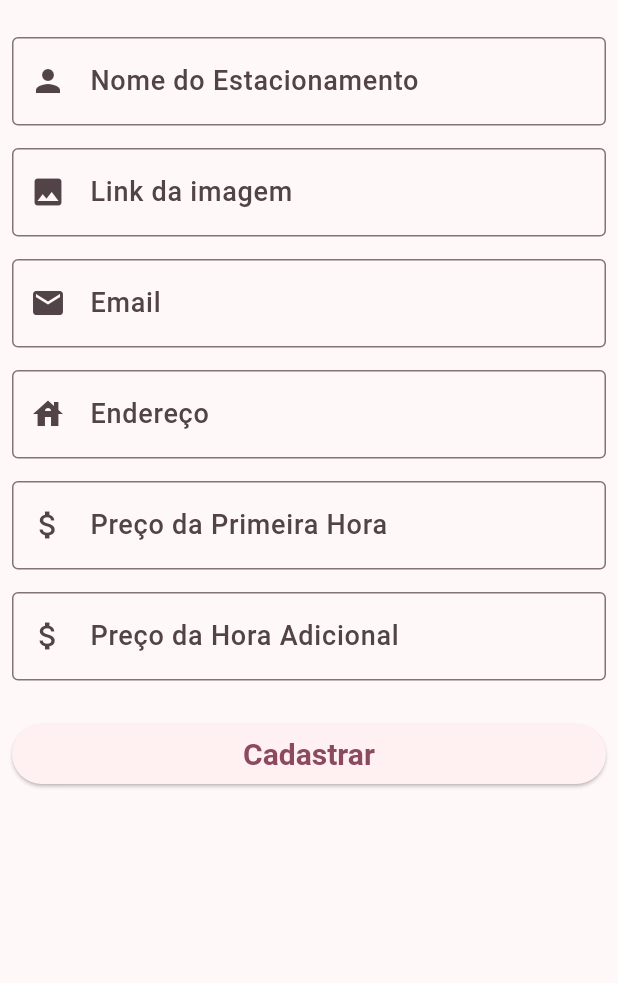
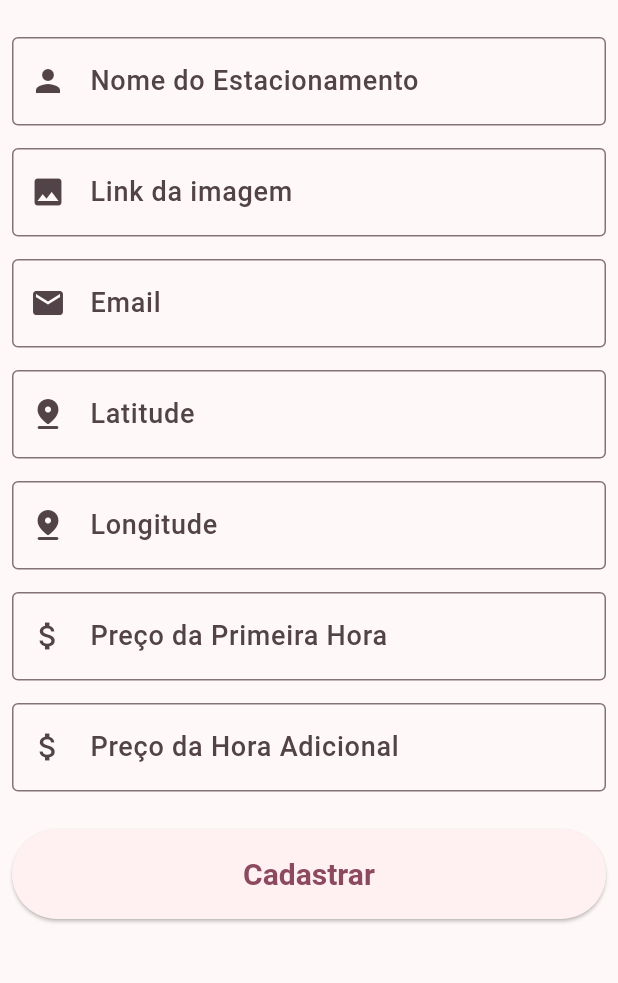
Before and after one commit to ES2-UFPI/iparking, a Flutter app: the CadastroEstacionamento screen opened by its route, after a tap on "Cadastrar", on a phone screen of 412 x 824 dp, the part 230-1213 px from its top. Run offline on Flutter 3.47's test engine with Material 2 defaults, Android fonts, the phone set to English and light mode, and no system bars; our stand-ins replace geolocator, get, google_maps_flutter, qr_flutter.

Commit message:
ajustes nas rotas e ver cadastro estacionamento

```diff
--- a/iparking_app/lib/data/entities/estacionamento_entity.dart
+++ b/iparking_app/lib/data/entities/estacionamento_entity.dart
@@ -1,5 +1,5 @@
 class EstacionamentoEntity {
-  final String id;
+  late final String id;
   final String nome;
   final String image;
   final String email;
--- a/iparking_app/lib/data/routes/base_url.dart
+++ b/iparking_app/lib/data/routes/base_url.dart
@@ -1 +1 @@
-const String BASE_URL = "http://localhost:3333/";
+const String BASE_URL = "https://iparking-backend.herokuapp.com/";
--- a/iparking_app/lib/data/routes/rotas_estacionamentos.dart
+++ b/iparking_app/lib/data/routes/rotas_estacionamentos.dart
@@ -1,5 +1,6 @@
 import '../../infra/infra.dart';
 import '../entities/entities.dart';
+import '../mock/mock.dart';
 import '../models/models.dart';
 import 'routes.dart';
 
@@ -10,8 +11,15 @@ class RotasEstacionamento {
   Future<List<EstacionamentoEntity>> listarEstacionamentos(
       String latitude, String longitude) async {
     try {
-      final response =
-          await http.request(url: base_url + 'parking', method: 'get');
+      /* final response =
+          await http.request(url: base_url + 'parking', method: 'get'); */
+
+      final response = await Future.delayed(
+        Duration(milliseconds: 200),
+        () {
+          return mockListarEstacionamento();
+        },
+      );
 
       return response
           .map<EstacionamentoEntity>(
@@ -65,10 +73,11 @@ class EstacionamentoParams {
   final String image;
   final String fone;
   final String email;
-  final double latitude;
-  final double longitude;
+  final String latitude;
+  final String longitude;
   final double precoPrimeiraHora;
   final double precoAdicionalHora;
+  final int parkingSpaces;
 
   EstacionamentoParams(
       {required this.nome,
@@ -78,7 +87,8 @@ class EstacionamentoParams {
       required this.latitude,
       required this.longitude,
       required this.precoPrimeiraHora,
-      required this.precoAdicionalHora});
+      required this.precoAdicionalHora,
+      required this.parkingSpaces});
 
   Map<String, dynamic> toJson() => {
         "name": nome,
@@ -89,5 +99,6 @@ class EstacionamentoParams {
         "price": precoAdicionalHora,
         "latitude": latitude,
         "longitude": longitude,
+        "parking_spaces": parkingSpaces
       };
 }
--- a/iparking_app/lib/main.dart
+++ b/iparking_app/lib/main.dart
@@ -12,6 +12,7 @@ class MyApp extends StatelessWidget {
   Widget build(BuildContext context) {
     return GetMaterialApp(
       theme: makeThemeLight(),
+      debugShowCheckedModeBanner: false,
       initialRoute: "/map",
       getPages: [
         GetPage(name: "/map", page: () => const HomePage()),
--- a/iparking_app/lib/ui/pages/estacionamento/cadastro_estacionamento.dart
+++ b/iparking_app/lib/ui/pages/estacionamento/cadastro/cadastro_estacionamento.dart
@@ -1,10 +1,14 @@
 import 'package:flutter/material.dart';
+
+import 'cadastro_estacionamento_controler.dart';
 
 class CadastroEstacionamento extends StatelessWidget {
   const CadastroEstacionamento({Key? key}) : super(key: key);
 
   @override
   Widget build(BuildContext context) {
+    CadastroEstacionamentoController controller =
+        CadastroEstacionamentoController();
     return Scaffold(
         appBar: AppBar(
           title: const Text("Cadastro estacionamento"),
@@ -25,8 +29,9 @@ class CadastroEstacionamento extends StatelessWidget {
                 const SizedBox(
                   height: 25,
                 ),
-                const TextField(
+                TextField(
                     obscureText: false,
+                    onChanged: controller.validadeName,
                     decoration: InputDecoration(
                         border: OutlineInputBorder(),
                         labelText: "Nome do Estacionamento",
@@ -34,8 +39,9 @@ class CadastroEstacionamento extends StatelessWidget {
                 const SizedBox(
                   height: 15,
                 ),
-                const TextField(
+                TextField(
                     obscureText: false,
+                    onChanged: controller.validadeImage,
                     decoration: InputDecoration(
                         border: OutlineInputBorder(),
                         labelText: "Link da imagem",
@@ -43,8 +49,9 @@ class CadastroEstacionamento extends StatelessWidget {
                 const SizedBox(
                   height: 15,
                 ),
-                const TextField(
+                TextField(
                     obscureText: false,
+                    onChanged: controller.validadeMail,
                     decoration: InputDecoration(
                         border: OutlineInputBorder(),
                         labelText: "Email",
@@ -52,18 +59,34 @@ class CadastroEstacionamento extends StatelessWidget {
                 const SizedBox(
                   height: 15,
                 ),
-                const TextField(
-                    obscureText: false,
-                    decoration: InputDecoration(
-                        border: OutlineInputBorder(),
-                        labelText: "Endereço",
-                        prefixIcon: Icon(Icons.house))),
+                TextField(
+                  obscureText: false,
+                  onChanged: controller.validadeLatitude,
+                  decoration: InputDecoration(
+                    border: OutlineInputBorder(),
+                    labelText: "Latitude",
+                    prefixIcon: Icon(Icons.pin_drop_rounded),
+                  ),
+                ),
                 const SizedBox(
                   height: 15,
                 ),
-                const TextField(
+                TextField(
+                  obscureText: false,
+                  onChanged: controller.validadeLongitude,
+                  decoration: InputDecoration(
+                    border: OutlineInputBorder(),
+                    labelText: "Longitude",
+                    prefixIcon: Icon(Icons.pin_drop_rounded),
+                  ),
+                ),
+                const SizedBox(
+                  height: 15,
+                ),
+                TextField(
                     keyboardType: TextInputType.number,
                     obscureText: false,
+                    onChanged: controller.validadeFistPrice,
                     decoration: InputDecoration(
                       border: OutlineInputBorder(),
                       labelText: "Preço da Primeira Hora",
@@ -72,20 +95,25 @@ class CadastroEstacionamento extends StatelessWidget {
                 const SizedBox(
                   height: 15,
                 ),
-                const TextField(
+                TextField(
                     keyboardType: TextInputType.number,
                     obscureText: false,
+                    onChanged: controller.validadePrice,
                     decoration: InputDecoration(
                         border: OutlineInputBorder(),
                         labelText: "Preço da Hora Adicional",
                         prefixIcon: Icon(Icons.attach_money))),
                 const SizedBox(height: 25),
-                ElevatedButton(
-                    onPressed: () {},
+                SizedBox(
+                  height: 60,
+                  child: ElevatedButton(
+                    onPressed: controller.cadastrar,
                     child: const Align(
                       alignment: Alignment.center,
                       child: Text("Cadastrar"),
-                    )),
+                    ),
+                  ),
+                ),
               ],
             ),
           ),
--- /dev/null
+++ b/iparking_app/lib/ui/pages/estacionamento/cadastro/cadastro_estacionamento_controler.dart
@@ -0,0 +1,67 @@
+import 'package:get/get.dart';
+
+import '../../../../data/routes/routes.dart';
+
+class CadastroEstacionamentoController extends GetxController {
+  final RotasEstacionamento estacionamento = RotasEstacionamento();
+
+  String name = "";
+  String mail = '';
+  String imageUrl = '';
+  String phone = '';
+  double price = 0.0;
+  double firstPrice = 0.0;
+  int parkingSpaces = 0;
+  String latitude = '';
+  String longitude = '';
+
+  void validadeName(String? value) {
+    this.name = value ?? "";
+  }
+
+  void validadeMail(String? value) {
+    this.mail = value ?? "";
+  }
+
+  void validadeImage(String? value) {
+    this.imageUrl = value ?? "";
+  }
+
+  void validadePhone(String? value) {
+    this.phone = value ?? "";
+  }
+
+  void validadePrice(String? value) {
+    this.price = double.tryParse(value ?? "") ?? 0.0;
+    ;
+  }
+
+  void validadeFistPrice(String? value) {
+    this.firstPrice = double.tryParse(value ?? "") ?? 0.0;
+  }
+
+  void validadeLatitude(String? value) {
+    this.latitude = value ?? "";
+  }
+
+  void validadeLongitude(String? value) {
+    this.longitude = value ?? "";
+  }
+
+  void validadeVagas(int value) {
+    this.parkingSpaces = value;
+  }
+
+  void cadastrar() {
+    estacionamento.cadastrarEstacionameto(EstacionamentoParams(
+        nome: name,
+        image: imageUrl,
+        fone: phone,
+        email: mail,
+        latitude: latitude,
+        longitude: longitude,
+        precoPrimeiraHora: firstPrice,
+        precoAdicionalHora: price,
+        parkingSpaces: parkingSpaces));
+  }
+}
--- a/iparking_app/lib/ui/pages/estacionamento/estacionamento.dart
+++ b/iparking_app/lib/ui/pages/estacionamento/estacionamento.dart
@@ -1 +1 @@
-export 'cadastro_estacionamento.dart';
+export 'cadastro/cadastro_estacionamento.dart';
--- /dev/null
+++ b/iparking_app/lib/ui/pages/estacionamento/home/home_estacionamento_controller.dart
@@ -0,0 +1,3 @@
+import 'package:get/get.dart';
+
+class HomeEstacionamentoControler extends GetxController {}
--- a/iparking_app/lib/ui/pages/home/components/components.dart
+++ b/iparking_app/lib/ui/pages/home/components/components.dart
@@ -1,2 +1,3 @@
 export 'estacionamento_selecionado.dart';
 export 'menu_page.dart';
+export 'input_search_parking.dart';
--- a/iparking_app/lib/ui/pages/home/home_page.dart
+++ b/iparking_app/lib/ui/pages/home/home_page.dart
@@ -73,6 +73,9 @@ class _HomePageState extends State<HomePage> {
             Stack(
               children: [
                 MapPage(controller: controller),
+                InputSearchParking(
+                  controller: controller,
+                ),
                 Align(
                   alignment: const Alignment(0.0, -0.8),
                   child: FloatEstacionamentoSelecionado(controller: controller),
```
Also changed, not shown: iparking_app/lib/data/models/estacionamento_model.dart (+8 -9 lines), iparking_app/lib/ui/pages/estacionamento/home/home_estacionamento.dart (added, +16 -0 lines), iparking_app/lib/ui/pages/home/components/estacionamento_selecionado.dart (+8 -3 lines), iparking_app/lib/ui/pages/home/components/input_search_parking.dart (added, +37 -0 lines), iparking_app/lib/ui/pages/home/components/menu_page.dart (+8 -0 lines), iparking_app/lib/ui/pages/home/map_controller.dart (+8 -0 lines), iparking_app/lib/ui/pages/reserva/reserva_page.dart (+8 -1 lines), iparking_app/pubspec.lock.
